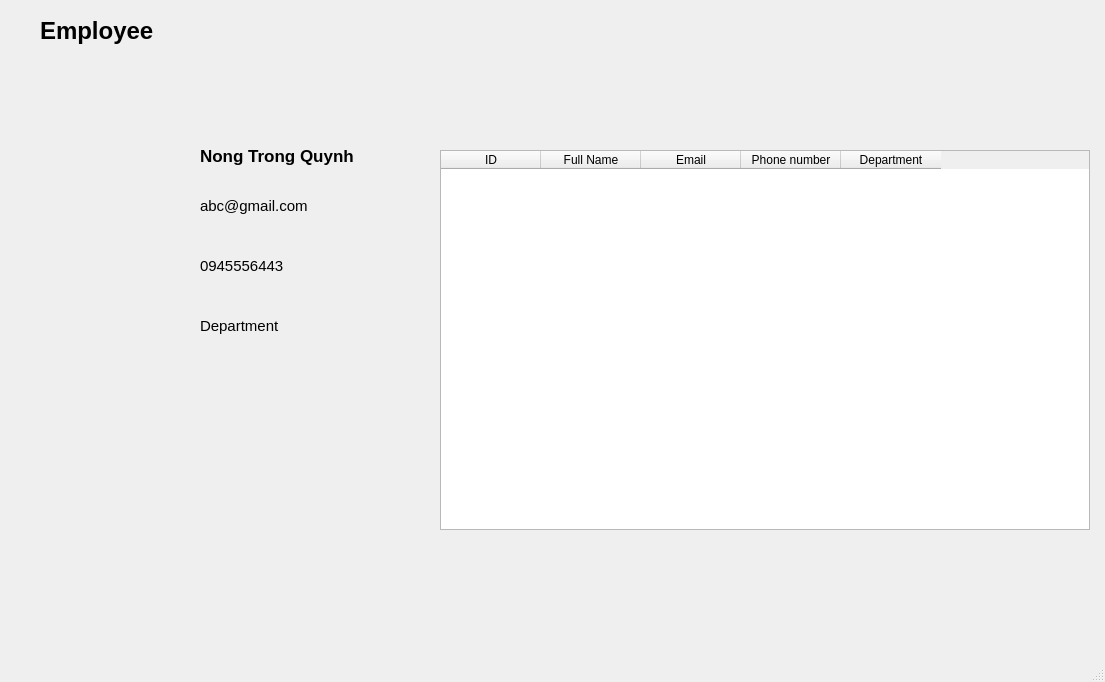
First picture: the form in UI/EmployeeList.ui, repository TrongQuynh/Face-Recognation, before the edit.
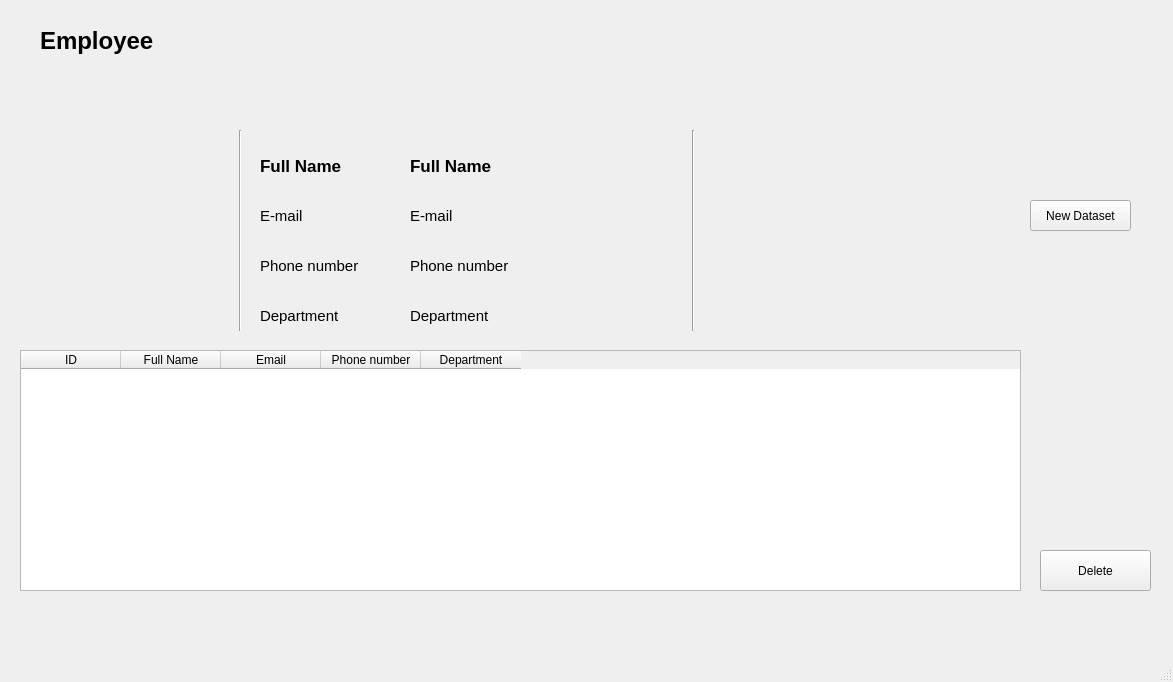
Second picture: the form after the edit. Icons and pictures are not drawn.

Diff of the .ui file:
```diff
--- a/UI/EmployeeList.ui
+++ b/UI/EmployeeList.ui
@@ -6,7 +6,7 @@
    <rect>
     <x>0</x>
     <y>0</y>
-    <width>1105</width>
+    <width>1173</width>
     <height>682</height>
    </rect>
   </property>
@@ -17,10 +17,10 @@
    <widget class="QLabel" name="avatar">
     <property name="geometry">
      <rect>
-      <x>20</x>
+      <x>30</x>
       <y>140</y>
-      <width>161</width>
-      <height>151</height>
+      <width>191</width>
+      <height>161</height>
      </rect>
     </property>
     <property name="text">
@@ -36,8 +36,8 @@
    <widget class="QLabel" name="txt_FullName">
     <property name="geometry">
      <rect>
-      <x>200</x>
-      <y>140</y>
+      <x>410</x>
+      <y>150</y>
       <width>251</width>
       <height>31</height>
      </rect>
@@ -50,14 +50,14 @@
      </font>
     </property>
     <property name="text">
-     <string>Nong Trong Quynh</string>
+     <string>Full Name</string>
     </property>
    </widget>
    <widget class="QLabel" name="txt_Gmail">
     <property name="geometry">
      <rect>
-      <x>200</x>
-      <y>190</y>
+      <x>410</x>
+      <y>200</y>
       <width>251</width>
       <height>31</height>
      </rect>
@@ -68,13 +68,13 @@
      </font>
     </property>
     <property name="text">
-     <string>abc@gmail.com</string>
+     <string>E-mail</string>
     </property>
    </widget>
    <widget class="QLabel" name="txt_Phonenumber">
     <property name="geometry">
      <rect>
-      <x>200</x>
+      <x>410</x>
       <y>250</y>
       <width>251</width>
       <height>31</height>
@@ -86,14 +86,14 @@
      </font>
     </property>
     <property name="text">
-     <string>0945556443</string>
+     <string>Phone number</string>
     </property>
    </widget>
    <widget class="QLabel" name="label">
     <property name="geometry">
      <rect>
       <x>40</x>
-      <y>10</y>
+      <y>20</y>
       <width>181</width>
       <height>41</height>
      </rect>
@@ -112,8 +112,8 @@
    <widget class="QLabel" name="txt_Department">
     <property name="geometry">
      <rect>
-      <x>200</x>
-      <y>310</y>
+      <x>410</x>
+      <y>300</y>
       <width>251</width>
       <height>31</height>
      </rect>
@@ -130,10 +130,10 @@
    <widget class="QTableWidget" name="tbl_Employee">
     <property name="geometry">
      <rect>
-      <x>440</x>
-      <y>150</y>
-      <width>650</width>
-      <height>380</height>
+      <x>20</x>
+      <y>350</y>
+      <width>1001</width>
+      <height>241</height>
      </rect>
     </property>
     <column>
@@ -162,6 +162,164 @@
      </property>
     </column>
    </widget>
+   <widget class="QLabel" name="logo">
+    <property name="geometry">
+     <rect>
+      <x>230</x>
+      <y>30</y>
+      <width>71</width>
+      <height>61</height>
+     </rect>
+    </property>
+    <property name="text">
+     <string/>
+    </property>
+    <property name="pixmap">
+     <pixmap resource="res.qrc">:/avatar/default_avatar.png</pixmap>
+    </property>
+    <property name="scaledContents">
+     <bool>true</bool>
+    </property>
+   </widget>
+   <widget class="QPushButton" name="pushButton">
+    <property name="geometry">
+     <rect>
+      <x>1040</x>
+      <y>550</y>
+      <width>111</width>
+      <height>41</height>
+     </rect>
+    </property>
+    <property name="text">
+     <string>Delete</string>
+    </property>
+   </widget>
+   <widget class="QPushButton" name="pushButton_2">
+    <property name="geometry">
+     <rect>
+      <x>1030</x>
+      <y>200</y>
+      <width>101</width>
+      <height>31</height>
+     </rect>
+    </property>
+    <property name="text">
+     <string>New Dataset</string>
+    </property>
+   </widget>
+   <widget class="QLabel" name="label_Fullname">
+    <property name="geometry">
+     <rect>
+      <x>260</x>
+      <y>150</y>
+      <width>121</width>
+      <height>31</height>
+     </rect>
+    </property>
+    <property name="font">
+     <font>
+      <pointsize>13</pointsize>
+      <weight>75</weight>
+      <bold>true</bold>
+     </font>
+    </property>
+    <property name="text">
+     <string>Full Name</string>
+    </property>
+   </widget>
+   <widget class="QLabel" name="label1">
+    <property name="geometry">
+     <rect>
+      <x>260</x>
+      <y>200</y>
+      <width>61</width>
+      <height>31</height>
+     </rect>
+    </property>
+    <property name="font">
+     <font>
+      <pointsize>11</pointsize>
+     </font>
+    </property>
+    <property name="text">
+     <string>E-mail</string>
+    </property>
+   </widget>
+   <widget class="QLabel" name="label1_2">
+    <property name="geometry">
+     <rect>
+      <x>260</x>
+      <y>250</y>
+      <width>121</width>
+      <height>31</height>
+     </rect>
+    </property>
+    <property name="font">
+     <font>
+      <pointsize>11</pointsize>
+     </font>
+    </property>
+    <property name="text">
+     <string>Phone number</string>
+    </property>
+   </widget>
+   <widget class="QLabel" name="label1_3">
+    <property name="geometry">
+     <rect>
+      <x>260</x>
+      <y>300</y>
+      <width>121</width>
+      <height>31</height>
+     </rect>
+    </property>
+    <property name="font">
+     <font>
+      <pointsize>11</pointsize>
+     </font>
+    </property>
+    <property name="text">
+     <string>Department</string>
+    </property>
+   </widget>
+   <widget class="Line" name="line">
+    <property name="geometry">
+     <rect>
+      <x>683</x>
+      <y>130</y>
+      <width>20</width>
+      <height>201</height>
+     </rect>
+    </property>
+    <property name="orientation">
+     <enum>Qt::Vertical</enum>
+    </property>
+   </widget>
+   <widget class="Line" name="line_2">
+    <property name="geometry">
+     <rect>
+      <x>230</x>
+      <y>130</y>
+      <width>20</width>
+      <height>201</height>
+     </rect>
+    </property>
+    <property name="orientation">
+     <enum>Qt::Vertical</enum>
+    </property>
+   </widget>
+   <widget class="QLabel" name="dataset_IMG">
+    <property name="geometry">
+     <rect>
+      <x>740</x>
+      <y>150</y>
+      <width>211</width>
+      <height>161</height>
+     </rect>
+    </property>
+    <property name="text">
+     <string/>
+    </property>
+   </widget>
   </widget>
   <widget class="QMenuBar" name="menubar">
    <property name="geometry">
```
Left out of the diff: 2 changed lines with no effect on the pictures.
